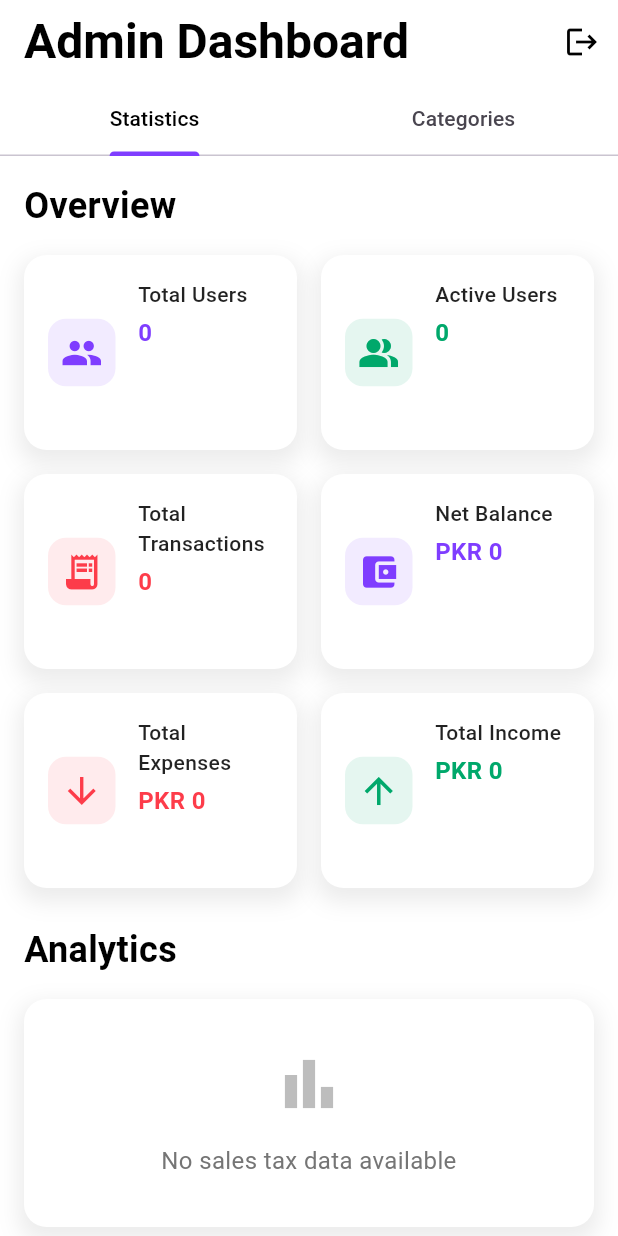
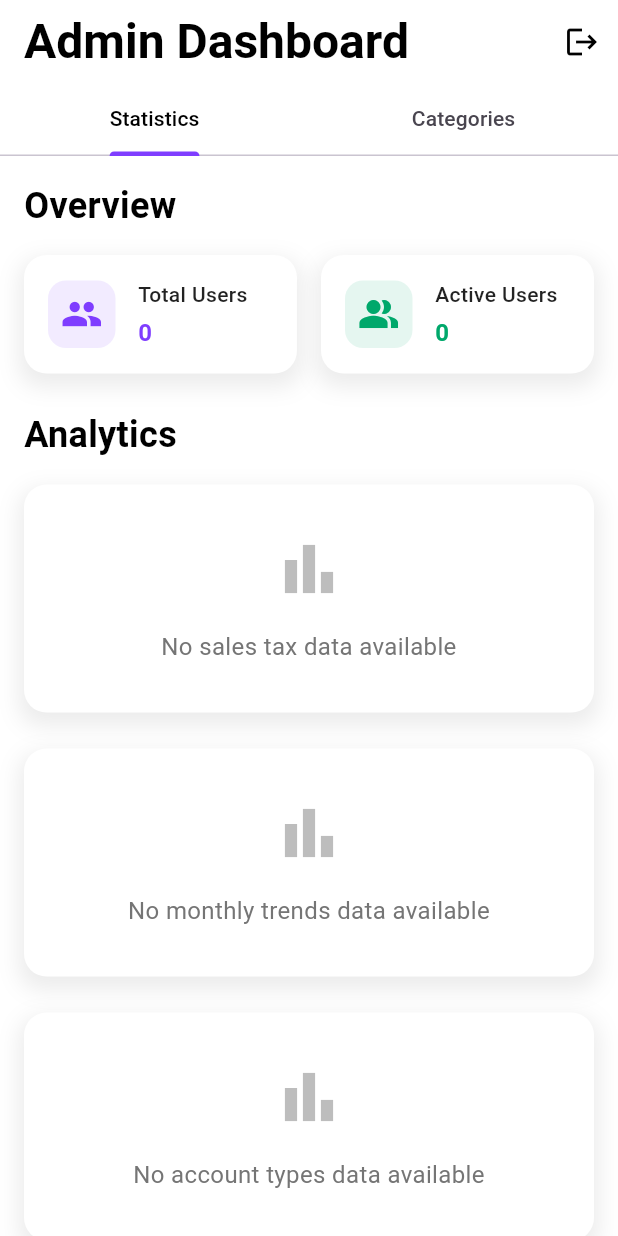
Before and after one commit to Wahaj-Wali/expensetracker, a Flutter app: the AdminDashboard screen opened directly, on a phone screen of 412 x 824 dp. Run offline on Flutter 3.47's test engine with Material 3 defaults, Android fonts, the phone set to English and light mode, and no system bars; drawn by our look-alikes of loader_overlay; our stand-ins replace cloud_firestore, csv, device_info_plus, dio, dotted_border, dropdown_button2 and 17 more; missing offline and left inert: mailer, wolt_modal_sheet; accounts and stored records are empty.

Commit message:
Add files via upload

```diff
--- a/lib/screens/AdminDashboardScreen.dart
+++ b/lib/screens/AdminDashboardScreen.dart
@@ -65,6 +65,62 @@
         (route) => false,
       );
     }
+  }
+
+  void _showUserDetails(String userType) {
+    final totalUsers = dashboardData['totalUsers'] ?? 0;
+    final activeUsers = dashboardData['activeUsers'] ?? 0;
+    final userTypesDistribution =
+        dashboardData['userTypesDistribution'] as Map<String, int>? ?? {};
+    final platformUsageStats =
+        dashboardData['platformUsageStats'] as Map<String, int>? ?? {};
+
+    showDialog(
+      context: context,
+      builder: (BuildContext context) {
+        return AlertDialog(
+          title: Text('$userType Details'),
+          content: SingleChildScrollView(
+            child: Column(
+              crossAxisAlignment: CrossAxisAlignment.start,
+              mainAxisSize: MainAxisSize.min,
+              children: [
+                if (userType == 'Total Users') ...[
+                  Text('Total Users: $totalUsers'),
+                  const SizedBox(height: 16),
+                  const Text('User Types:',
+                      style: TextStyle(fontWeight: FontWeight.bold)),
+                  ...userTypesDistribution.entries.map((entry) => Padding(
+                        padding: const EdgeInsets.only(left: 8, top: 4),
+                        child: Text('${entry.key}: ${entry.value}'),
+                      )),
+                  const SizedBox(height: 16),
+                  const Text('Platform Usage:',
+                      style: TextStyle(fontWeight: FontWeight.bold)),
+                  ...platformUsageStats.entries.map((entry) => Padding(
+                        padding: const EdgeInsets.only(left: 8, top: 4),
+                        child: Text('${entry.key}: ${entry.value}'),
+                      )),
+                ] else if (userType == 'Active Users') ...[
+                  Text('Active Users (Last 30 days): $activeUsers'),
+                  const SizedBox(height: 16),
+                  Text(
+                      'Activity Rate: ${totalUsers > 0 ? ((activeUsers / totalUsers) * 100).toStringAsFixed(1) : 0}%'),
+                  const SizedBox(height: 8),
+                  Text('Inactive Users: ${totalUsers - activeUsers}'),
+                ],
+              ],
+            ),
+          ),
+          actions: [
+            TextButton(
+              onPressed: () => Navigator.of(context).pop(),
+              child: const Text('Close'),
+            ),
+          ],
+        );
+      },
+    );
   }
 
   @override
@@ -145,53 +201,30 @@
           ),
         ),
         const SizedBox(height: 16),
-        GridView.count(
-          crossAxisCount: 2,
-          shrinkWrap: true,
-          physics: const NeverScrollableScrollPhysics(),
-          childAspectRatio: 1.4,
-          crossAxisSpacing: 16,
-          mainAxisSpacing: 16,
+        Row(
           children: [
-            _buildStatCard(
+            Expanded(
+              child: GestureDetector(
+                onTap: () => _showUserDetails('Total Users'),
+                child: _buildStatCard(
                   title: 'Total Users',
                   value: '${dashboardData['totalUsers'] ?? 0}',
                   icon: Icons.people,
                   color: const Color.fromRGBO(127, 61, 255, 1),
                 ),
-            _buildStatCard(
+              ),
+            ),
+            const SizedBox(width: 16),
+            Expanded(
+              child: GestureDetector(
+                onTap: () => _showUserDetails('Active Users'),
+                child: _buildStatCard(
                   title: 'Active Users',
                   value: '${dashboardData['activeUsers'] ?? 0}',
                   icon: Icons.people_alt,
                   color: const Color.fromRGBO(0, 168, 107, 1),
                 ),
-            _buildStatCard(
-              title: 'Total Transactions',
-              value: '${dashboardData['totalTransactions'] ?? 0}',
-              icon: Icons.receipt_long,
-              color: const Color.fromRGBO(253, 60, 74, 1),
               ),
-            // Switch Net Balance and Total Expenses
-            _buildStatCard(
-              title: 'Net Balance',
-              value:
-                  'PKR ${_formatAmount((dashboardData['totalIncome'] ?? 0.0) - (dashboardData['totalExpenses'] ?? 0.0))}',
-              icon: Icons.account_balance_wallet,
-              color: const Color.fromRGBO(127, 61, 255, 1),
-            ),
-            _buildStatCard(
-              title: 'Total Expenses',
-              value:
-                  'PKR ${_formatAmount(dashboardData['totalExpenses'] ?? 0.0)}',
-              icon: Icons.arrow_downward,
-              color: const Color.fromRGBO(253, 60, 74, 1),
-            ),
-            _buildStatCard(
-              title: 'Total Income',
-              value:
-                  'PKR ${_formatAmount(dashboardData['totalIncome'] ?? 0.0)}',
-              icon: Icons.arrow_upward,
-              color: const Color.fromRGBO(0, 168, 107, 1),
             ),
           ],
         ),
@@ -273,7 +306,7 @@
           ),
         ),
         const SizedBox(height: 16),
-        _buildCategorySalesTaxChart(), // changed from _buildCategoryExpensesChart
+        _buildCategorySalesTaxChart(),
         const SizedBox(height: 24),
         _buildMonthlyTrendsChart(),
         const SizedBox(height: 24),
@@ -282,7 +315,6 @@
     );
   }
 
-  // Replace _buildCategoryExpensesChart with this new chart
   Widget _buildCategorySalesTaxChart() {
     final salesTaxStats =
         dashboardData['salesTaxStats'] as Map<String, dynamic>? ?? {};
@@ -434,7 +466,24 @@
             height: 200,
             child: LineChart(
               LineChartData(
-                gridData: FlGridData(show: true),
+                gridData: FlGridData(
+                  show: true,
+                  drawVerticalLine: true,
+                  horizontalInterval: null,
+                  verticalInterval: null,
+                  getDrawingHorizontalLine: (value) {
+                    return FlLine(
+                      color: Colors.grey.withOpacity(0.2),
+                      strokeWidth: 1,
+                    );
+                  },
+                  getDrawingVerticalLine: (value) {
+                    return FlLine(
+                      color: Colors.grey.withOpacity(0.2),
+                      strokeWidth: 1,
+                    );
+                  },
+                ),
                 titlesData: FlTitlesData(
                   leftTitles: AxisTitles(
                     sideTitles: SideTitles(
@@ -472,7 +521,18 @@
                   topTitles:
                       AxisTitles(sideTitles: SideTitles(showTitles: false)),
                 ),
-                borderData: FlBorderData(show: true),
+                borderData: FlBorderData(
+                  show: true,
+                  border: Border.all(
+                    color: Colors.grey.withOpacity(0.3),
+                    width: 1,
+                  ),
+                ),
+                minX: 0,
+                maxX: monthlyTrends.length > 1
+                    ? (monthlyTrends.length - 1).toDouble()
+                    : 1,
+                minY: 0,
                 lineBarsData: [
                   LineChartBarData(
                     spots: monthlyTrends.asMap().entries.map((entry) {
@@ -480,9 +540,32 @@
                           entry.value['expense'].toDouble());
                     }).toList(),
                     isCurved: true,
+                    curveSmoothness: 0.35,
                     color: const Color.fromRGBO(253, 60, 74, 1),
-                    barWidth: 3,
-                    belowBarData: BarAreaData(show: false),
+                    barWidth: 4,
+                    isStrokeCapRound: true,
+                    dotData: FlDotData(
+                      show: true,
+                      getDotPainter: (spot, percent, barData, index) {
+                        return FlDotCirclePainter(
+                          radius: 6,
+                          color: const Color.fromRGBO(253, 60, 74, 1),
+                          strokeWidth: 2,
+                          strokeColor: Colors.white,
+                        );
+                      },
+                    ),
+                    belowBarData: BarAreaData(
+                      show: true,
+                      gradient: LinearGradient(
+                        begin: Alignment.topCenter,
+                        end: Alignment.bottomCenter,
+                        colors: [
+                          const Color.fromRGBO(253, 60, 74, 0.3),
+                          const Color.fromRGBO(253, 60, 74, 0.05),
+                        ],
+                      ),
+                    ),
                   ),
                   LineChartBarData(
                     spots: monthlyTrends.asMap().entries.map((entry) {
@@ -490,9 +573,32 @@
                           entry.value['income'].toDouble());
                     }).toList(),
                     isCurved: true,
+                    curveSmoothness: 0.35,
                     color: const Color.fromRGBO(0, 168, 107, 1),
-                    barWidth: 3,
-                    belowBarData: BarAreaData(show: false),
+                    barWidth: 4,
+                    isStrokeCapRound: true,
+                    dotData: FlDotData(
+                      show: true,
+                      getDotPainter: (spot, percent, barData, index) {
+                        return FlDotCirclePainter(
+                          radius: 6,
+                          color: const Color.fromRGBO(0, 168, 107, 1),
+                          strokeWidth: 2,
+                          strokeColor: Colors.white,
+                        );
+                      },
+                    ),
+                    belowBarData: BarAreaData(
+                      show: true,
+                      gradient: LinearGradient(
+                        begin: Alignment.topCenter,
+                        end: Alignment.bottomCenter,
+                        colors: [
+                          const Color.fromRGBO(0, 168, 107, 0.3),
+                          const Color.fromRGBO(0, 168, 107, 0.05),
+                        ],
+                      ),
+                    ),
                   ),
                 ],
               ),
@@ -504,14 +610,20 @@
               Container(
                   width: 12,
                   height: 12,
-                  color: const Color.fromRGBO(253, 60, 74, 1)),
+                  decoration: BoxDecoration(
+                    color: const Color.fromRGBO(253, 60, 74, 1),
+                    borderRadius: BorderRadius.circular(2),
+                  )),
               const SizedBox(width: 8),
               const Text('Expenses', style: TextStyle(color: Colors.black87)),
               const SizedBox(width: 24),
               Container(
                   width: 12,
                   height: 12,
-                  color: const Color.fromRGBO(0, 168, 107, 1)),
+                  decoration: BoxDecoration(
+                    color: const Color.fromRGBO(0, 168, 107, 1),
+                    borderRadius: BorderRadius.circular(2),
+                  )),
               const SizedBox(width: 8),
               const Text('Income', style: TextStyle(color: Colors.black87)),
             ],
```
Lines whose indentation alone changed are shown as unchanged.
